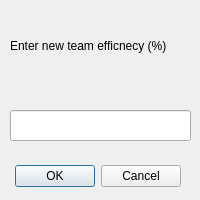
The window that efficiency_dialog.ui (Romain96/M2S3_QualiteERP) describes before a commit, drawn with Qt 5.
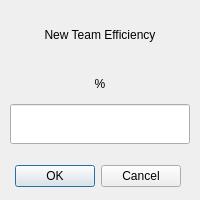
The same window after the commit.

Commit message: fixing issue with efficiency_dialog ui

What changed in the file:
```diff
--- a/efficiency_dialog.ui
+++ b/efficiency_dialog.ui
@@ -34,23 +34,81 @@
     <rect>
      <x>10</x>
      <y>10</y>
-     <width>181</width>
-     <height>71</height>
+     <width>180</width>
+     <height>50</height>
     </rect>
    </property>
+   <property name="minimumSize">
+    <size>
+     <width>180</width>
+     <height>50</height>
+    </size>
+   </property>
+   <property name="maximumSize">
+    <size>
+     <width>180</width>
+     <height>50</height>
+    </size>
+   </property>
    <property name="text">
-    <string>Enter new team efficnecy (%)</string>
+    <string>New Team Efficiency</string>
+   </property>
+   <property name="alignment">
+    <set>Qt::AlignCenter</set>
    </property>
   </widget>
-  <widget class="QLineEdit" name="lineEdit_efficiency">
+  <widget class="QWidget" name="verticalLayoutWidget">
    <property name="geometry">
     <rect>
      <x>10</x>
-     <y>110</y>
-     <width>181</width>
-     <height>31</height>
+     <y>70</y>
+     <width>182</width>
+     <height>80</height>
     </rect>
    </property>
+   <layout class="QVBoxLayout" name="verticalLayout">
+    <item>
+     <widget class="QLabel" name="label_percent">
+      <property name="minimumSize">
+       <size>
+        <width>180</width>
+        <height>20</height>
+       </size>
+      </property>
+      <property name="maximumSize">
+       <size>
+        <width>180</width>
+        <height>20</height>
+       </size>
+      </property>
+      <property name="text">
+       <string>%</string>
+      </property>
+      <property name="alignment">
+       <set>Qt::AlignCenter</set>
+      </property>
+     </widget>
+    </item>
+    <item>
+     <widget class="QLineEdit" name="lineEdit_efficiency">
+      <property name="minimumSize">
+       <size>
+        <width>180</width>
+        <height>40</height>
+       </size>
+      </property>
+      <property name="maximumSize">
+       <size>
+        <width>180</width>
+        <height>40</height>
+       </size>
+      </property>
+      <property name="alignment">
+       <set>Qt::AlignCenter</set>
+      </property>
+     </widget>
+    </item>
+   </layout>
   </widget>
  </widget>
  <resources/>
```
